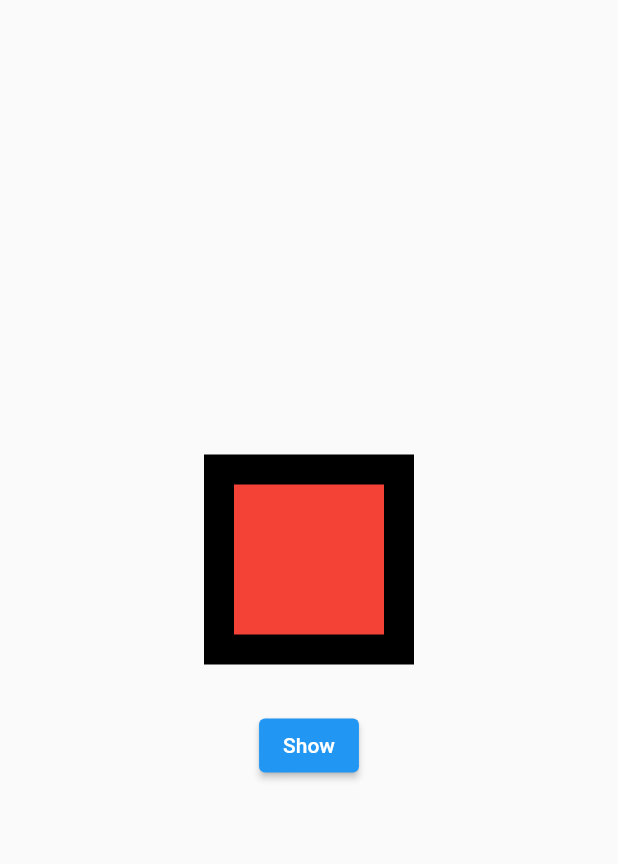
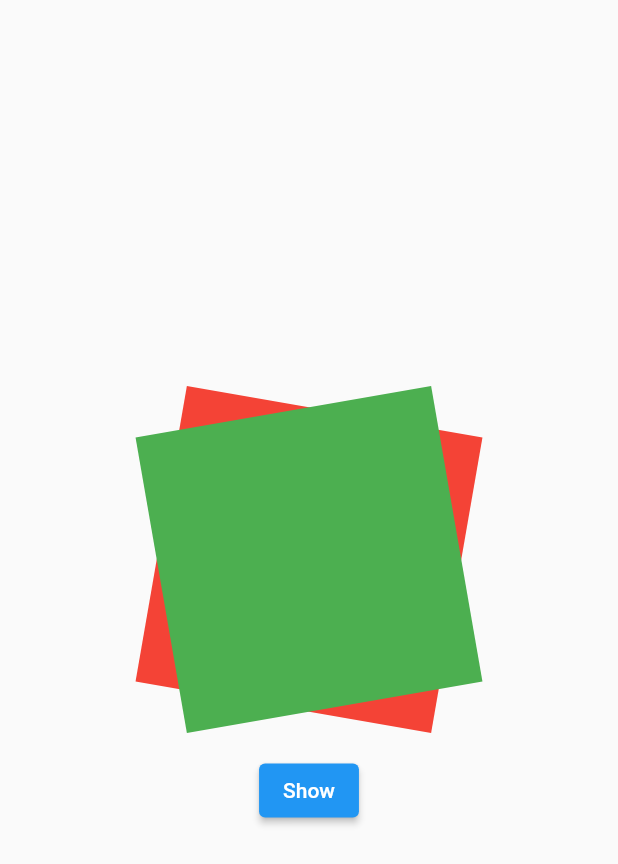
Before and after one commit to DaemonAssassin/implicit-animations, a Flutter app: the screen it shows after launch, after a tap on "Show", on a phone screen of 412 x 824 dp. Shown: the top 864 px of the screen. Run offline on Flutter 3.47's test engine with Material 2 defaults, Android fonts, the phone set to English and light mode, and no system bars.

Commit message:
Learned AnimatedSized, AnimatedSwitcher

```diff
--- a/lib/main.dart
+++ b/lib/main.dart
@@ -1,5 +1,5 @@
 import 'package:flutter/material.dart';
-import 'package:implicit_animations_flutter/widgets/animated_widgets/animated_padding.dart';
+import 'package:implicit_animations_flutter/widgets/animated_widgets/animated_switcher.dart';
 
 void main(List<String> args) {
   runApp(const MyApp());
@@ -13,7 +13,7 @@ class MyApp extends StatelessWidget {
     return const MaterialApp(
       home: Scaffold(
         body: Center(
-          child: MyAnimatedPadding(),
+          child: MyAnimatedSwitcher(),
         ),
       ),
     );
--- /dev/null
+++ b/lib/widgets/animated_widgets/animated_switcher.dart
@@ -0,0 +1,74 @@
+import 'package:flutter/material.dart';
+import '../../utils/helper_widgets.dart';
+
+class MyAnimatedSwitcher extends StatefulWidget {
+  const MyAnimatedSwitcher({Key? key}) : super(key: key);
+
+  @override
+  State<MyAnimatedSwitcher> createState() => MyAnimatedSwitcherState();
+}
+
+class MyAnimatedSwitcherState extends State<MyAnimatedSwitcher> {
+  late Widget myWidget;
+  int count = 0;
+  bool isSmaller = true;
+
+  @override
+  void initState() {
+    super.initState();
+    myWidget = getContainer();
+  }
+
+  @override
+  Widget build(BuildContext context) {
+    return Column(
+      mainAxisAlignment: MainAxisAlignment.center,
+      children: [
+        AnimatedSwitcher(
+          duration: const Duration(seconds: 3),
+          switchInCurve: Curves.slowMiddle,
+          switchOutCurve: Curves.slowMiddle,
+          transitionBuilder: (child, animation) {
+            return RotationTransition(
+              turns: animation,
+              child: child,
+            );
+          },
+          child: myWidget,
+        ),
+        addVerticalSpace(30.0),
+        buildButton(
+          text: 'Show',
+          onPressed: () {
+            _switch();
+          },
+        ),
+      ],
+    );
+  }
+
+  void _switch() {
+    setState(() {
+      myWidget = isSmaller ? getAnotherContainer() : getContainer();
+    });
+    isSmaller = !isSmaller;
+  }
+
+  Widget getContainer() {
+    return Container(
+      width: 200.0,
+      height: 200.0,
+      color: Colors.red,
+      key: ValueKey<int>(count++),
+    );
+  }
+
+  Widget getAnotherContainer() {
+    return Container(
+      width: 200.0,
+      height: 200.0,
+      key: ValueKey<int>(count++),
+      color: Colors.green,
+    );
+  }
+}
```
Also changed, not shown: lib/widgets/animated_widgets/animated_size.dart (added, +44 -0 lines).
